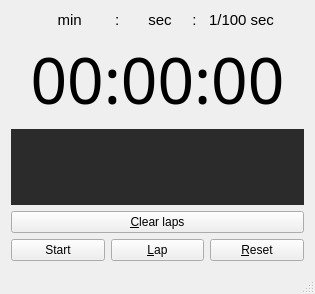
Before: the Qt Designer form mainwindow.ui in GTRONICK/QChrono, drawn with Qt 5.
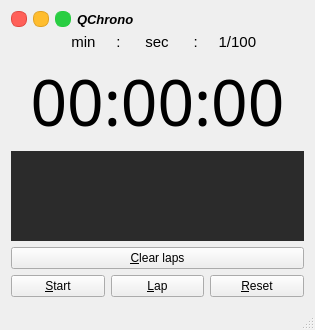
After: the same form once the commit is applied. Icons and pictures are not drawn.

Commit message: Added custom action buttons

Patch:
```diff
--- a/mainwindow.ui
+++ b/mainwindow.ui
@@ -2,12 +2,15 @@
 <ui version="4.0">
  <class>MainWindow</class>
  <widget class="QMainWindow" name="MainWindow">
+  <property name="enabled">
+   <bool>true</bool>
+  </property>
   <property name="geometry">
    <rect>
     <x>0</x>
     <y>0</y>
     <width>315</width>
-    <height>294</height>
+    <height>330</height>
    </rect>
   </property>
   <property name="windowTitle">
@@ -20,6 +23,182 @@
   <widget class="QWidget" name="centralWidget">
    <layout class="QGridLayout" name="gridLayout">
     <item row="0" column="0">
+     <layout class="QHBoxLayout" name="horizontalLayout_3">
+      <item>
+       <layout class="QHBoxLayout" name="horizontalLayout_2">
+        <property name="sizeConstraint">
+         <enum>QLayout::SetFixedSize</enum>
+        </property>
+        <item>
+         <widget class="QPushButton" name="closeWindowButton">
+          <property name="minimumSize">
+           <size>
+            <width>16</width>
+            <height>16</height>
+           </size>
+          </property>
+          <property name="maximumSize">
+           <size>
+            <width>16</width>
+            <height>16</height>
+           </size>
+          </property>
+          <property name="styleSheet">
+           <string notr="true">QPushButton{ 
+	background-color: rgb(255, 96, 89);
+	border-radius:7;
+	border-width: 1px;
+	border-style: solid;
+	border-color: rgb(225, 71, 64);
+}
+QPushButton:hover{ 
+	background-color: rgb(240, 0, 0);
+	border-radius:7;
+	border-width: 1px;
+	border-style: solid;
+	border-color: rgb(225, 71, 64);
+}
+QPushButton:pressed{ 
+	background-color: rgb(220, 0, 0);
+	border-radius:7;
+	border-width: 1px;
+	border-style: solid;
+	border-color: rgb(225, 71, 64);
+}
+
+</string>
+          </property>
+          <property name="text">
+           <string/>
+          </property>
+         </widget>
+        </item>
+        <item>
+         <widget class="QPushButton" name="restoreWindowButton_2">
+          <property name="minimumSize">
+           <size>
+            <width>16</width>
+            <height>16</height>
+           </size>
+          </property>
+          <property name="maximumSize">
+           <size>
+            <width>16</width>
+            <height>16</height>
+           </size>
+          </property>
+          <property name="styleSheet">
+           <string notr="true">QPushButton{ 
+	background-color:rgb(255, 189, 46);
+	border-radius:7;
+	border-width: 1px;
+	border-style: solid;
+	border-color: rgb(223, 161, 35);
+}
+QPushButton:hover{ 
+	background-color: rgb(255, 255, 0);
+	border-radius:7;
+	border-width: 1px;
+	border-style: solid;
+	border-color: rgb(223, 161, 35);
+}
+QPushButton:pressed{ 
+	background-color: rgb(100, 100, 0);
+	border-radius:7;
+	border-width: 1px;
+	border-style: solid;
+	border-color: rgb(223, 161, 35);
+}
+
+</string>
+          </property>
+          <property name="text">
+           <string/>
+          </property>
+         </widget>
+        </item>
+        <item>
+         <widget class="QPushButton" name="restoreWindowButton">
+          <property name="minimumSize">
+           <size>
+            <width>16</width>
+            <height>16</height>
+           </size>
+          </property>
+          <property name="maximumSize">
+           <size>
+            <width>16</width>
+            <height>16</height>
+           </size>
+          </property>
+          <property name="styleSheet">
+           <string notr="true">QPushButton{ 
+	background-color: rgb(41, 206, 66);
+	border-radius:7;
+	border-width: 1px;
+	border-style: solid;
+	border-color: rgb(37, 204, 62);
+}
+QPushButton:hover{ 
+	background-color: rgb(0, 255, 0);
+	border-radius:7;
+	border-width: 1px;
+	border-style: solid;
+	border-color: rgb(37, 204, 62);
+}
+QPushButton:pressed{ 
+	background-color: rgb(40, 200, 50);
+	border-radius:7;
+	border-width: 1px;
+	border-style: solid;
+	border-color: rgb(37, 204, 62);
+}
+
+</string>
+          </property>
+          <property name="text">
+           <string/>
+          </property>
+         </widget>
+        </item>
+       </layout>
+      </item>
+      <item>
+       <widget class="QLabel" name="windowTittleLabel">
+        <property name="sizePolicy">
+         <sizepolicy hsizetype="Expanding" vsizetype="Preferred">
+          <horstretch>0</horstretch>
+          <verstretch>0</verstretch>
+         </sizepolicy>
+        </property>
+        <property name="font">
+         <font>
+          <pointsize>10</pointsize>
+          <weight>75</weight>
+          <italic>true</italic>
+          <bold>true</bold>
+         </font>
+        </property>
+        <property name="text">
+         <string>QChrono</string>
+        </property>
+        <property name="scaledContents">
+         <bool>false</bool>
+        </property>
+        <property name="alignment">
+         <set>Qt::AlignLeading|Qt::AlignLeft|Qt::AlignVCenter</set>
+        </property>
+        <property name="margin">
+         <number>1</number>
+        </property>
+        <property name="indent">
+         <number>-1</number>
+        </property>
+       </widget>
+      </item>
+     </layout>
+    </item>
+    <item row="1" column="0">
      <layout class="QVBoxLayout" name="verticalLayout_3">
       <item>
        <widget class="QLabel" name="label">
@@ -32,7 +211,7 @@
          </font>
         </property>
         <property name="text">
-         <string>    min        :       sec     :   1/100 sec</string>
+         <string>       min     :      sec      :     1/100    </string>
         </property>
         <property name="alignment">
          <set>Qt::AlignCenter</set>
@@ -63,7 +242,7 @@
       </item>
      </layout>
     </item>
-    <item row="1" column="0">
+    <item row="2" column="0">
      <layout class="QVBoxLayout" name="verticalLayout_2">
       <item>
        <widget class="QPlainTextEdit" name="gobLapTextArea">
@@ -108,7 +287,7 @@
           <item>
            <widget class="QPushButton" name="startButton">
             <property name="text">
-             <string>Start</string>
+             <string>&amp;Start</string>
             </property>
             <property name="icon">
              <iconset resource="icons.qrc">
```
